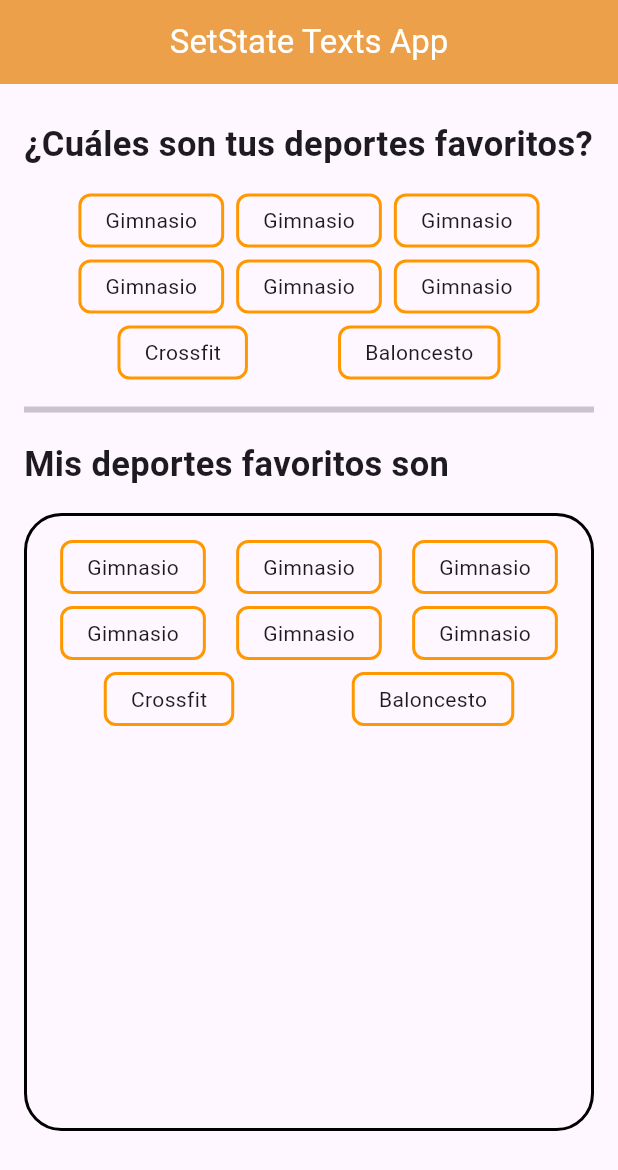
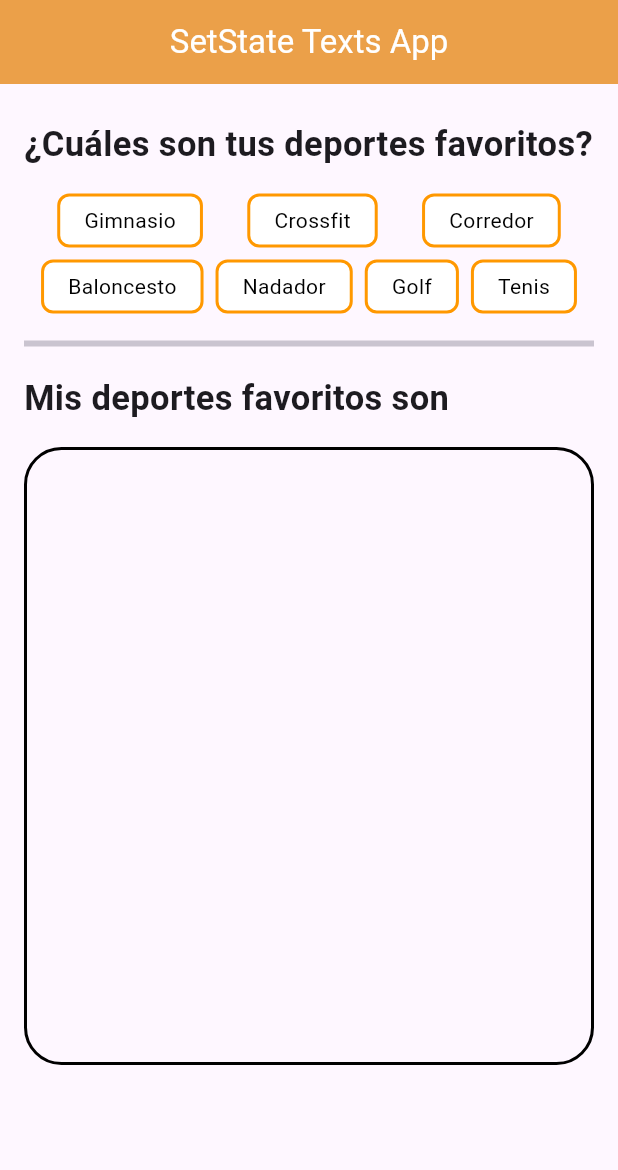
Before and after one commit to fr4nsgallegos/StatefullAppG13, a Flutter app: the screen it shows after launch, on a phone screen of 412 x 824 dp. Shown: the top 1170 px of the screen. Run offline on Flutter 3.47's test engine with Material 3 defaults, Android fonts, the phone set to English and light mode, and no system bars.

Commit message:
primera parte de la lógica

```diff
--- a/lib/pages/deportes_favoritos_page.dart
+++ b/lib/pages/deportes_favoritos_page.dart
@@ -1,16 +1,48 @@
 import 'package:flutter/material.dart';
 
-class DeportesFavoritosPage extends StatelessWidget {
-  const DeportesFavoritosPage({super.key});
+class DeportesFavoritosPage extends StatefulWidget {
+  @override
+  State<DeportesFavoritosPage> createState() => _DeportesFavoritosPageState();
+}
 
-  Widget buildDeportButton(String deport) {
-    return Container(
-      padding: EdgeInsets.symmetric(horizontal: 16, vertical: 6),
-      decoration: BoxDecoration(
-        borderRadius: BorderRadius.circular(8),
-        border: Border.all(color: Colors.orange, width: 2),
+class _DeportesFavoritosPageState extends State<DeportesFavoritosPage> {
+  List<Map<String, dynamic>> deportMapList = [
+    {"name": "Gimnasio", "isFavorite": false},
+    {"name": "Crossfit", "isFavorite": false},
+    {"name": "Corredor", "isFavorite": false},
+    {"name": "Baloncesto", "isFavorite": false},
+    {"name": "Nadador", "isFavorite": false},
+    {"name": "Golf", "isFavorite": false},
+    {"name": "Tenis", "isFavorite": false},
+  ];
+  List<Map<String, dynamic>> favoriteMapDeportList = [];
+
+  Widget buildDeportButton(Map<String, dynamic> deportMap) {
+    return GestureDetector(
+      onTap: () {
+        if (!deportMap["isFavorite"]) {
+          deportMap["isFavorite"] = true;
+          favoriteMapDeportList.add(deportMap);
+        } else {
+          deportMap["isFavorite"] = false;
+          favoriteMapDeportList.remove(deportMap);
+        }
+        setState(() {});
+      },
+      child: Container(
+        padding: EdgeInsets.symmetric(horizontal: 16, vertical: 6),
+        decoration: BoxDecoration(
+          color: deportMap["isFavorite"] ? Colors.orange : Colors.white,
+          borderRadius: BorderRadius.circular(8),
+          border: Border.all(color: Colors.orange, width: 2),
+        ),
+        child: Text(
+          deportMap["name"],
+          style: TextStyle(
+            color: deportMap["isFavorite"] ? Colors.white : Colors.black,
+          ),
+        ),
       ),
-      child: Text(deport),
     );
   }
 
@@ -49,14 +81,8 @@ class DeportesFavoritosPage extends StatelessWidget {
                   runSpacing: 8, //espaciado vertical entre elementos
                   alignment: WrapAlignment.spaceAround,
                   children: [
-                    buildDeportButton("Gimnasio"),
-                    buildDeportButton("Gimnasio"),
-                    buildDeportButton("Gimnasio"),
-                    buildDeportButton("Gimnasio"),
-                    buildDeportButton("Gimnasio"),
-                    buildDeportButton("Gimnasio"),
-                    buildDeportButton("Crossfit"),
-                    buildDeportButton("Baloncesto"),
+                    for (int i = 0; i < deportMapList.length; i++)
+                      buildDeportButton(deportMapList[i]),
                   ],
                 ),
               ),
@@ -76,14 +102,8 @@ class DeportesFavoritosPage extends StatelessWidget {
                   runSpacing: 8, //espaciado vertical entre elementos
                   alignment: WrapAlignment.spaceAround,
                   children: [
-                    buildDeportButton("Gimnasio"),
-                    buildDeportButton("Gimnasio"),
-                    buildDeportButton("Gimnasio"),
-                    buildDeportButton("Gimnasio"),
-                    buildDeportButton("Gimnasio"),
-                    buildDeportButton("Gimnasio"),
-                    buildDeportButton("Crossfit"),
-                    buildDeportButton("Baloncesto"),
+                    for (int j = 0; j < favoriteMapDeportList.length; j++)
+                      buildDeportButton(favoriteMapDeportList[j]),
                   ],
                 ),
               ),
```
